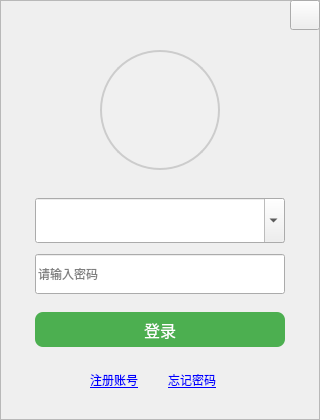
Before: the Qt Designer form Client/ui/LoginDialog.ui in mint142344/WeChat, drawn with Qt 5.
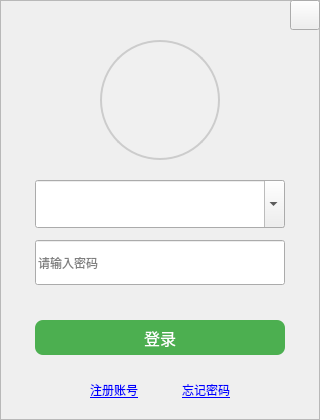
After: the same form once the commit is applied. Custom widgets are drawn as their Qt base class.

Diff of the .ui file:
```diff
--- a/Client/ui/LoginDialog.ui
+++ b/Client/ui/LoginDialog.ui
@@ -50,7 +50,7 @@
     <property name="geometry">
      <rect>
       <x>100</x>
-      <y>50</y>
+      <y>40</y>
       <width>120</width>
       <height>120</height>
      </rect>
@@ -80,21 +80,21 @@
     <property name="geometry">
      <rect>
       <x>35</x>
-      <y>254</y>
+      <y>240</y>
       <width>250</width>
-      <height>40</height>
+      <height>45</height>
      </rect>
     </property>
     <property name="minimumSize">
      <size>
       <width>250</width>
-      <height>40</height>
+      <height>45</height>
      </size>
     </property>
     <property name="maximumSize">
      <size>
       <width>250</width>
-      <height>40</height>
+      <height>45</height>
      </size>
     </property>
     <property name="echoMode">
@@ -108,7 +108,7 @@
     <property name="geometry">
      <rect>
       <x>35</x>
-      <y>312</y>
+      <y>320</y>
       <width>250</width>
       <height>35</height>
      </rect>
@@ -144,7 +144,7 @@
     <property name="geometry">
      <rect>
       <x>90</x>
-      <y>370</y>
+      <y>380</y>
       <width>60</width>
       <height>20</height>
      </rect>
@@ -168,8 +168,8 @@
    <widget class="QLabel" name="label_forgot_password">
     <property name="geometry">
      <rect>
-      <x>156</x>
-      <y>370</y>
+      <x>170</x>
+      <y>380</y>
       <width>60</width>
       <height>20</height>
      </rect>
@@ -197,21 +197,21 @@
     <property name="geometry">
      <rect>
       <x>35</x>
-      <y>198</y>
+      <y>180</y>
       <width>250</width>
-      <height>45</height>
+      <height>48</height>
      </rect>
     </property>
     <property name="minimumSize">
      <size>
       <width>250</width>
-      <height>45</height>
+      <height>48</height>
      </size>
     </property>
     <property name="maximumSize">
      <size>
       <width>250</width>
-      <height>40</height>
+      <height>48</height>
      </size>
     </property>
     <property name="editable">
@@ -252,6 +252,34 @@
      <string/>
     </property>
    </widget>
+   <widget class="QLabel" name="label_errorhint">
+    <property name="geometry">
+     <rect>
+      <x>10</x>
+      <y>290</y>
+      <width>300</width>
+      <height>25</height>
+     </rect>
+    </property>
+    <property name="minimumSize">
+     <size>
+      <width>300</width>
+      <height>25</height>
+     </size>
+    </property>
+    <property name="maximumSize">
+     <size>
+      <width>300</width>
+      <height>25</height>
+     </size>
+    </property>
+    <property name="text">
+     <string/>
+    </property>
+    <property name="alignment">
+     <set>Qt::AlignmentFlag::AlignCenter</set>
+    </property>
+   </widget>
   </widget>
  </widget>
  <customwidgets>
```
Left out of the diff: 4 changed lines with no effect on the pictures.
